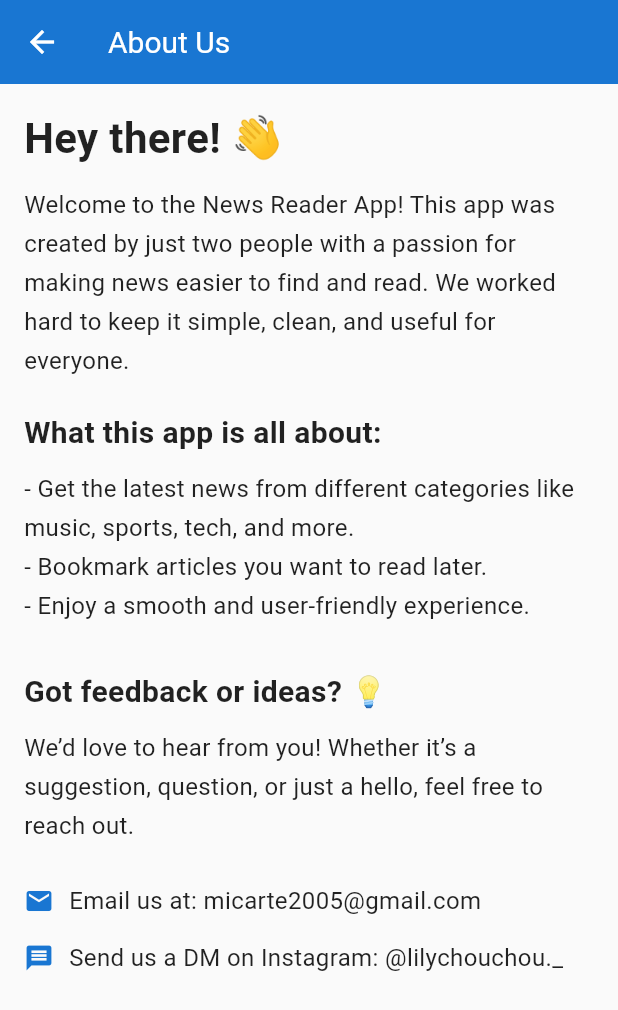
After one commit to AaronMicarte/news_reader_app, a Flutter app: the AboutUsScreen screen opened directly, on a phone screen of 412 x 824 dp. The commit adds this screen. Shown: the top 1010 px of the screen. Run offline on Flutter 3.47's test engine with Material 3 defaults, Android fonts, the phone set to English and light mode, and no system bars.

Commit message:
Added missing files

```diff
--- a/lib/main.dart
+++ b/lib/main.dart
@@ -1,6 +1,5 @@
 import 'package:flutter/material.dart';
-import 'package:news_reader_app/screens/news_list%20_screen.dart';
-import 'widgets.dart';
+import 'package:news_reader_app/screens/news_list.dart';
 
 void main() {
   runApp(MyApp());
@@ -27,7 +26,6 @@ class NewsMainPage extends StatelessWidget {
   @override
   Widget build(BuildContext context) {
     return Scaffold(
-      appBar: createAppBar(),
       body: NewsListScreen(),
     );
   }
--- /dev/null
+++ b/lib/screens/about_us.dart
@@ -0,0 +1,110 @@
+import 'package:flutter/material.dart';
+
+class AboutUsScreen extends StatelessWidget {
+  @override
+  Widget build(BuildContext context) {
+    return Scaffold(
+      appBar: AppBar(
+        title: Text("About Us"),
+        backgroundColor: Color(0xFF1976D2),
+        elevation: 0,
+        iconTheme: IconThemeData(color: Colors.white),
+        titleTextStyle: TextStyle(color: Colors.white, fontSize: 20),
+      ),
+      body: Padding(
+        padding: const EdgeInsets.all(16.0),
+        child: SingleChildScrollView(
+          child: Column(
+            crossAxisAlignment: CrossAxisAlignment.start,
+            children: [
+              Text(
+                "Hey there! 👋",
+                style: TextStyle(
+                  fontSize: 28,
+                  fontWeight: FontWeight.bold,
+                  color: Colors.black87,
+                ),
+              ),
+              SizedBox(height: 12),
+              Text(
+                "Welcome to the News Reader App! This app was created by just two people with a passion for making news easier to find and read. We worked hard to keep it simple, clean, and useful for everyone.",
+                style: TextStyle(
+                  fontSize: 16,
+                  color: Colors.black87,
+                  height: 1.6,
+                ),
+              ),
+              SizedBox(height: 20),
+              Text(
+                "What this app is all about:",
+                style: TextStyle(
+                  fontSize: 20,
+                  fontWeight: FontWeight.bold,
+                  color: Colors.black87,
+                ),
+              ),
+              SizedBox(height: 10),
+              Text(
+                "- Get the latest news from different categories like music, sports, tech, and more.\n"
+                "- Bookmark articles you want to read later.\n"
+                "- Enjoy a smooth and user-friendly experience.",
+                style: TextStyle(
+                  fontSize: 16,
+                  color: Colors.black87,
+                  height: 1.6,
+                ),
+              ),
+              SizedBox(height: 30),
+              Text(
+                "Got feedback or ideas? 💡",
+                style: TextStyle(
+                  fontSize: 20,
+                  fontWeight: FontWeight.bold,
+                  color: Colors.black87,
+                ),
+              ),
+              SizedBox(height: 10),
+              Text(
+                "We’d love to hear from you! Whether it’s a suggestion, question, or just a hello, feel free to reach out.",
+                style: TextStyle(
+                  fontSize: 16,
+                  color: Colors.black87,
+                  height: 1.6,
+                ),
+              ),
+              SizedBox(height: 25),
+              Row(
+                children: [
+                  Icon(Icons.mail, color: Color(0xFF1976D2), size: 20),
+                  SizedBox(width: 10),
+                  Text(
+                    "Email us at: micarte2005@gmail.com",
+                    style: TextStyle(
+                      fontSize: 16,
+                      color: Colors.black87,
+                    ),
+                  ),
+                ],
+              ),
+              SizedBox(height: 15),
+              Row(
+                children: [
+                  Icon(Icons.message, color: Color(0xFF1976D2), size: 20),
+                  SizedBox(width: 10),
+                  Text(
+                    "Send us a DM on Instagram: @lilychouchou._",
+                    style: TextStyle(
+                      fontSize: 16,
+                      color: Colors.black87,
+                    ),
+                  ),
+                ],
+              ),
+            ],
+          ),
+        ),
+      ),
+      backgroundColor: Colors.grey[50],
+    );
+  }
+}
```
Also changed, not shown: lib/screens/news_categorized.dart (renamed from lib/screens/news_categorized_screen.dart, +62 -33 lines), lib/screens/news_detail.dart (added, +73 -0 lines), lib/screens/news_detail_screen.dart (deleted, +0 -35 lines), lib/screens/news_list.dart (renamed from lib/screens/news_list _screen.dart, +26 -18 lines), lib/screens/view_bookmarks.dart (+47 -13 lines), lib/widgets.dart (+36 -7 lines).
